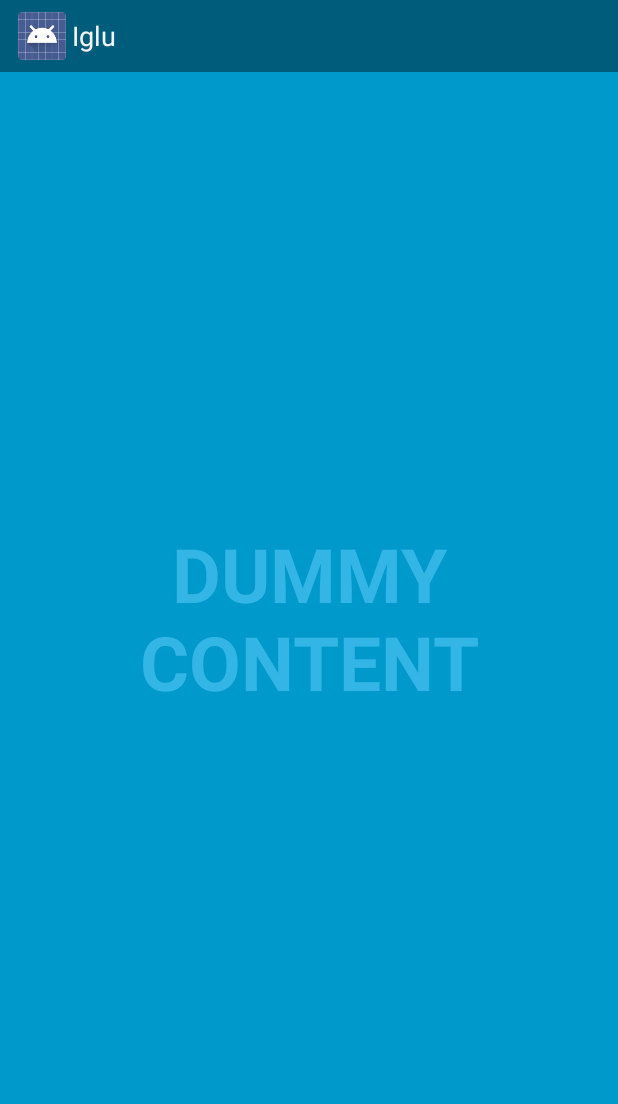
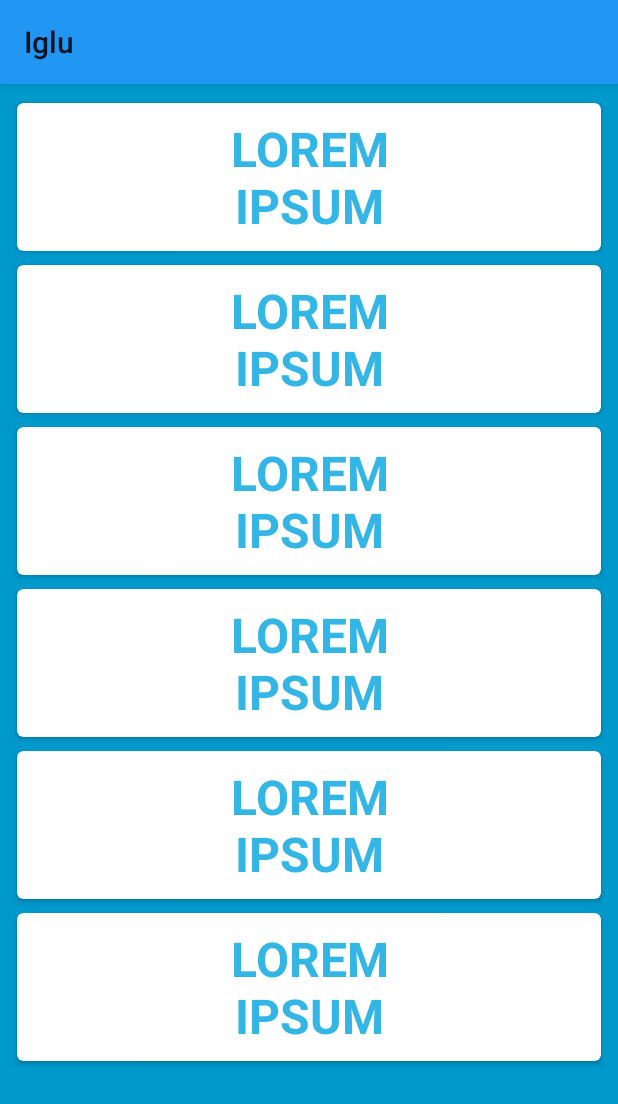
Before and after one commit to yankyn/iglu, an Android app: the screen it shows after launch (VideoListActivity), on a phone screen of 412 x 824 dp. Shown: the top 1104 px of the screen. Run offline under Robolectric (Android 15) with nearby library versions, the phone set to English and light mode, and no system bars.

Commit message:
Played around a little...

```diff
--- a/app/build.gradle
+++ b/app/build.gradle
@@ -6,7 +6,7 @@ android {
 
     defaultConfig {
         applicationId "com.yanky.iglu"
-        minSdkVersion 10
+        minSdkVersion 11
         targetSdkVersion 21
         versionCode 1
         versionName "1.0"
@@ -23,4 +23,6 @@ dependencies {
     compile fileTree(dir: 'libs', include: ['*.jar'])
     compile 'com.android.support:appcompat-v7:21.0.3'
     compile 'com.android.support:support-v4:21.0.3'
+    compile 'com.android.support:cardview-v7:21.0.+'
+    compile 'com.android.support:recyclerview-v7:21.0.+'
 }
--- a/app/src/main/AndroidManifest.xml
+++ b/app/src/main/AndroidManifest.xml
@@ -4,14 +4,13 @@
 
     <application
         android:allowBackup="true"
-        android:icon="@drawable/ic_launcher"
         android:label="@string/app_name"
-        android:theme="@style/AppTheme" >
+        android:icon="@drawable/penguin"
+        android:theme="@style/AppTheme">
         <activity
             android:name=".VideoListActivity"
             android:configChanges="orientation|keyboardHidden|screenSize"
-            android:label="@string/app_name"
-            android:theme="@style/FullscreenTheme" >
+            android:theme="@style/FullscreenTheme">
             <intent-filter>
                 <action android:name="android.intent.action.MAIN" />
 
--- a/app/src/main/java/com/yanky/iglu/VideoListActivity.java
+++ b/app/src/main/java/com/yanky/iglu/VideoListActivity.java
@@ -7,6 +7,7 @@ import android.app.Activity;
 import android.os.Build;
 import android.os.Bundle;
 import android.os.Handler;
+import android.support.v7.app.ActionBarActivity;
 import android.view.MotionEvent;
 import android.view.View;
 
@@ -17,7 +18,7 @@ import android.view.View;
  *
  * @see SystemUiHider
  */
-public class VideoListActivity extends Activity {
+public class VideoListActivity extends ActionBarActivity {
     /**
      * Whether or not the system UI should be auto-hidden after
      * {@link #AUTO_HIDE_DELAY_MILLIS} milliseconds.
@@ -112,7 +113,7 @@ public class VideoListActivity extends Activity {
         // Upon interacting with UI controls, delay any scheduled hide()
         // operations to prevent the jarring behavior of controls going away
         // while interacting with the UI.
-        findViewById(R.id.dummy_button).setOnTouchListener(mDelayHideTouchListener);
+//        findViewById(R.id.dummy_button).setOnTouchListener(mDelayHideTouchListener);
     }
 
     @Override
--- a/app/src/main/res/layout/activity_video_list.xml
+++ b/app/src/main/res/layout/activity_video_list.xml
@@ -1,32 +1,94 @@
 <FrameLayout xmlns:android="http://schemas.android.com/apk/res/android"
-    xmlns:tools="http://schemas.android.com/tools" android:layout_width="match_parent"
-    android:layout_height="match_parent" android:background="#0099cc"
+    xmlns:tools="http://schemas.android.com/tools"
+    xmlns:card_view="http://schemas.android.com/apk/res-auto"
+    android:layout_width="match_parent"
+    android:layout_height="match_parent"
+    android:background="#0099cc"
     tools:context=".VideoListActivity">
 
     <!-- The primary full-screen view. This can be replaced with whatever view
          is needed to present your content, e.g. VideoView, SurfaceView,
          TextureView, etc. -->
-    <TextView android:id="@+id/fullscreen_content" android:layout_width="match_parent"
-        android:layout_height="match_parent" android:keepScreenOn="true" android:textColor="#33b5e5"
-        android:textStyle="bold" android:textSize="50sp" android:gravity="center"
-        android:text="@string/dummy_content" />
+    <ScrollView
+        android:layout_width="match_parent"
+        android:layout_height="match_parent">
+
+        <LinearLayout
+            android:layout_width="match_parent"
+            android:layout_height="match_parent" android:orientation="vertical"
+            android:paddingBottom="8dp"
+            android:paddingLeft="8dp"
+            android:paddingRight="8dp"
+            android:paddingTop="8dp">
+
+            <android.support.v7.widget.CardView card_view:cardCornerRadius="4dp"
+                card_view:cardUseCompatPadding="true" card_view:contentPadding="4dp"
+                android:layout_width="match_parent"
+                android:layout_height="108dp">
+
+                <TextView android:id="@+id/fullscreen_content" android:layout_width="match_parent"
+                    android:layout_height="match_parent" android:gravity="center" android:keepScreenOn="true"
+                    android:text="@string/dummy_content" android:textColor="#33b5e5" android:textSize="32sp"
+                    android:textStyle="bold" />
+
+            </android.support.v7.widget.CardView>
+
+            <android.support.v7.widget.CardView android:layout_width="match_parent"
+                android:layout_height="108dp" android:gravity="center"
+                card_view:cardCornerRadius="4dp"
+                card_view:cardUseCompatPadding="true" card_view:contentPadding="4dp">
+                <TextView android:layout_width="match_parent"
+                    android:layout_height="match_parent" android:gravity="center" android:keepScreenOn="true"
+                    android:text="@string/dummy_content" android:textColor="#33b5e5" android:textSize="32sp"
+                    android:textStyle="bold" />
+            </android.support.v7.widget.CardView>
+
+            <android.support.v7.widget.CardView android:layout_width="match_parent"
+                android:layout_height="108dp" android:gravity="center"
+                card_view:cardCornerRadius="4dp"
+                card_view:cardUseCompatPadding="true" card_view:contentPadding="4dp">
+                <TextView android:layout_width="match_parent"
+                    android:layout_height="match_parent" android:gravity="center" android:keepScreenOn="true"
+                    android:text="@string/dummy_content" android:textColor="#33b5e5" android:textSize="32sp"
+                    android:textStyle="bold" />
+            </android.support.v7.widget.CardView>
+
+            <android.support.v7.widget.CardView android:layout_width="match_parent"
+                android:layout_height="108dp" android:gravity="center"
+                card_view:cardCornerRadius="4dp"
+                card_view:cardUseCompatPadding="true" card_view:contentPadding="4dp">
+                <TextView android:layout_width="match_parent"
+                    android:layout_height="match_parent" android:gravity="center" android:keepScreenOn="true"
+                    android:text="@string/dummy_content" android:textColor="#33b5e5" android:textSize="32sp"
+                    android:textStyle="bold" />
+            </android.support.v7.widget.CardView>
+
+            <android.support.v7.widget.CardView android:layout_width="match_parent"
+                android:layout_height="108dp" android:gravity="center"
+                card_view:cardCornerRadius="4dp"
+                card_view:cardUseCompatPadding="true" card_view:contentPadding="4dp">
+                <TextView android:layout_width="match_parent"
+                    android:layout_height="match_parent" android:gravity="center" android:keepScreenOn="true"
+                    android:text="@string/dummy_content" android:textColor="#33b5e5" android:textSize="32sp"
+                    android:textStyle="bold" />
+            </android.support.v7.widget.CardView>
+
+            <android.support.v7.widget.CardView android:layout_width="match_parent"
+                android:layout_height="108dp" android:gravity="center"
+                card_view:cardCornerRadius="4dp"
+                card_view:cardUseCompatPadding="true" card_view:contentPadding="4dp">
+                <TextView android:layout_width="match_parent"
+                    android:layout_height="match_parent" android:gravity="center" android:keepScreenOn="true"
+                    android:text="@string/dummy_content" android:textColor="#33b5e5" android:textSize="32sp"
+                    android:textStyle="bold" />
+            </android.support.v7.widget.CardView>
+        </LinearLayout>
+    </ScrollView>
 
     <!-- This FrameLayout insets its children based on system windows using
          android:fitsSystemWindows. -->
-    <FrameLayout android:layout_width="match_parent" android:layout_height="match_parent"
+    <FrameLayout android:id="@+id/fullscreen_content_controls" android:layout_width="match_parent" android:layout_height="match_parent"
         android:fitsSystemWindows="true">
-
-        <LinearLayout android:id="@+id/fullscreen_content_controls" style="?metaButtonBarStyle"
-            android:layout_width="match_parent" android:layout_height="wrap_content"
-            android:layout_gravity="bottom|center_horizontal"
-            android:background="@color/black_overlay" android:orientation="horizontal"
-            tools:ignore="UselessParent">
-
-            <Button android:id="@+id/dummy_button" style="?metaButtonBarButtonStyle"
-                android:layout_width="0dp" android:layout_height="wrap_content"
-                android:layout_weight="1" android:text="@string/dummy_button" />
-
-        </LinearLayout>
     </FrameLayout>
 
 </FrameLayout>
--- a/app/src/main/res/values-v11/styles.xml
+++ b/app/src/main/res/values-v11/styles.xml
@@ -1,15 +1,15 @@
 <resources>
 
-    <style name="FullscreenTheme" parent="android:Theme.Holo">
-        <item name="android:actionBarStyle">@style/FullscreenActionBarStyle</item>
-        <item name="android:windowActionBarOverlay">true</item>
-        <item name="android:windowBackground">@null</item>
-        <item name="metaButtonBarStyle">?android:attr/buttonBarStyle</item>
-        <item name="metaButtonBarButtonStyle">?android:attr/buttonBarButtonStyle</item>
+    <style name="FullscreenTheme" parent="Theme.AppCompat.Light">
+        <item name="colorPrimary">@color/material_blue_500</item>
+        <item name="colorPrimaryDark">@color/material_blue_700</item>
+        <item name="colorAccent">@color/material_green_A200</item>
     </style>
 
-    <style name="FullscreenActionBarStyle" parent="android:Widget.Holo.ActionBar">
-        <item name="android:background">@color/black_overlay</item>
+    <style name="FullscreenActionBarStyle" parent="Theme.AppCompat.Light">
+        <item name="colorPrimary">@color/material_blue_500</item>
+        <item name="colorPrimaryDark">@color/material_blue_700</item>
+        <item name="colorAccent">@color/material_green_A200</item>
     </style>
 
 </resources>
--- a/app/src/main/res/values/colors.xml
+++ b/app/src/main/res/values/colors.xml
@@ -1,5 +1,8 @@
 <resources>
 
     <color name="black_overlay">#66000000</color>
+    <color name="material_blue_500">#2196F3</color>
+    <color name="material_blue_700">#1976D2</color>
+    <color name="material_green_A200">#69F0AE</color>
 
 </resources>
--- a/app/src/main/res/values/strings.xml
+++ b/app/src/main/res/values/strings.xml
@@ -3,6 +3,6 @@
 
     <string name="app_name">Iglu</string>
     <string name="dummy_button">Dummy Button</string>
-    <string name="dummy_content">DUMMY\nCONTENT</string>
+    <string name="dummy_content">LOREM\nIPSUM</string>
 
 </resources>
--- a/app/src/main/res/values/styles.xml
+++ b/app/src/main/res/values/styles.xml
@@ -4,13 +4,15 @@
     <!-- Base application theme. -->
     <style name="AppTheme" parent="Theme.AppCompat.Light.DarkActionBar">
         <!-- Customize your theme here. -->
+        <item name="colorPrimary">@color/material_blue_500</item>
+        <item name="colorPrimaryDark">@color/material_blue_700</item>
+        <item name="colorAccent">@color/material_green_A200</item>
     </style>
 
-    <style name="FullscreenTheme" parent="android:Theme.NoTitleBar">
-        <item name="android:windowContentOverlay">@null</item>
-        <item name="android:windowBackground">@null</item>
-        <item name="metaButtonBarStyle">@style/ButtonBar</item>
-        <item name="metaButtonBarButtonStyle">@style/ButtonBarButton</item>
+    <style name="FullscreenTheme" parent="Theme.AppCompat.Light.DarkActionBar">
+        <item name="colorPrimary">@color/material_blue_500</item>
+        <item name="colorPrimaryDark">@color/material_blue_700</item>
+        <item name="colorAccent">@color/material_green_A200</item>
     </style>
 
     <style name="ButtonBar">
```
Also changed, not shown: app/src/main/res/drawable-hdpi/penguin.png (added), app/src/main/res/drawable-mdpi/penguin.png (added), app/src/main/res/drawable-xhdpi/penguin.png (added), app/src/main/res/drawable-xxhdpi/penguin.png (added), 2 other files.
